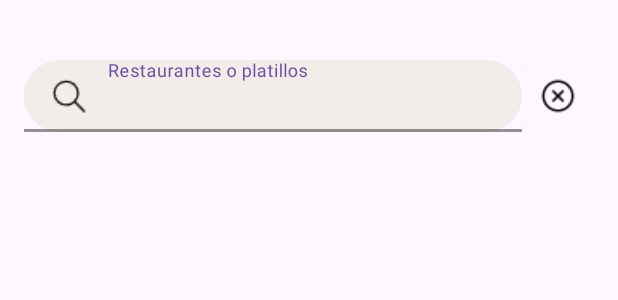
After one commit to Estefano2344/LasHuequitasApp, an Android app: the layout activity_search.xml on its own in the app's theme, with its tools: preview values and no code run, on a phone screen of 412 x 824 dp. The commit adds this screen. Shown: the top 300 px of the screen. Run offline under Robolectric (Android 15) with nearby library versions, the phone set to English and light mode, and no system bars.

Commit message:
create search

```diff
--- a/app/src/main/AndroidManifest.xml
+++ b/app/src/main/AndroidManifest.xml
@@ -12,7 +12,9 @@
         android:supportsRtl="true"
         android:theme="@style/Theme.LasHuequitasApp"
         tools:targetApi="31">
-
+        <activity
+            android:name=".SearchActivity"
+            android:exported="false" />
         <activity
             android:name=".HomeActivity"
             android:exported="true">
--- a/app/src/main/java/com/proano/estefano/lashuequitasapp/HomeActivity.kt
+++ b/app/src/main/java/com/proano/estefano/lashuequitasapp/HomeActivity.kt
@@ -1,5 +1,6 @@
 package com.proano.estefano.lashuequitasapp
 
+import android.content.Intent
 import android.os.Bundle
 import androidx.activity.enableEdgeToEdge
 import androidx.appcompat.app.AppCompatActivity
@@ -8,6 +9,8 @@ import androidx.core.view.WindowInsetsCompat
 import androidx.drawerlayout.widget.DrawerLayout
 import androidx.core.view.GravityCompat
 import android.widget.ImageView
+import com.google.android.material.textfield.TextInputEditText
+
 
 class HomeActivity : AppCompatActivity() {
     override fun onCreate(savedInstanceState: Bundle?) {
@@ -25,5 +28,8 @@ class HomeActivity : AppCompatActivity() {
         opciones.setOnClickListener {
             drawerLayout.openDrawer(GravityCompat.START)
         }
+        findViewById<TextInputEditText>(R.id.searchEditText).setOnClickListener {
+            startActivity(Intent(this, SearchActivity::class.java))
+        }
     }
 }
--- /dev/null
+++ b/app/src/main/java/com/proano/estefano/lashuequitasapp/SearchActivity.kt
@@ -0,0 +1,16 @@
+package com.proano.estefano.lashuequitasapp
+
+import android.os.Bundle
+import androidx.appcompat.app.AppCompatActivity
+import android.widget.ImageButton
+
+class SearchActivity : AppCompatActivity() {
+    override fun onCreate(savedInstanceState: Bundle?) {
+        super.onCreate(savedInstanceState)
+        setContentView(R.layout.activity_search)
+
+        findViewById<ImageButton>(R.id.btnBack).setOnClickListener {
+            finish()
+        }
+    }
+}
--- a/app/src/main/res/layout/activity_home.xml
+++ b/app/src/main/res/layout/activity_home.xml
@@ -68,13 +68,14 @@
             android:layout_marginTop="20dp"
             android:layout_marginStart="16dp"
             android:layout_marginEnd="16dp"
-
             app:boxBackgroundMode="filled"
             app:boxCornerRadiusTopStart="24dp"
             app:boxCornerRadiusTopEnd="24dp"
             app:boxCornerRadiusBottomStart="24dp"
             app:boxCornerRadiusBottomEnd="24dp"
             app:boxBackgroundColor="@color/fill_buttons"
+            app:boxStrokeColor="@android:color/transparent"
+            app:boxStrokeWidth="0dp"
             app:layout_constraintTop_toBottomOf="@id/topBar"
             app:layout_constraintStart_toStartOf="parent"
             app:layout_constraintEnd_toEndOf="parent">
--- /dev/null
+++ b/app/src/main/res/layout/activity_search.xml
@@ -0,0 +1,49 @@
+<?xml version="1.0" encoding="utf-8"?>
+<LinearLayout xmlns:android="http://schemas.android.com/apk/res/android"
+    xmlns:app="http://schemas.android.com/apk/res-auto"
+    android:layout_width="match_parent"
+    android:layout_height="match_parent"
+    android:orientation="vertical"
+    android:padding="16dp"
+    android:gravity="top|center_horizontal">
+
+    <LinearLayout
+        android:layout_width="match_parent"
+        android:layout_height="wrap_content"
+        android:orientation="horizontal"
+        android:gravity="center_vertical"
+        android:layout_marginTop="24dp">
+
+        <com.google.android.material.textfield.TextInputLayout
+            android:layout_width="0dp"
+            android:layout_height="wrap_content"
+            android:layout_weight="1"
+            app:boxBackgroundMode="filled"
+            app:boxCornerRadiusTopStart="24dp"
+            app:boxCornerRadiusTopEnd="24dp"
+            app:boxCornerRadiusBottomStart="24dp"
+            app:boxCornerRadiusBottomEnd="24dp"
+            app:boxStrokeColor="@android:color/transparent"
+            app:boxStrokeWidth="0dp"
+            app:boxBackgroundColor="@color/fill_buttons">
+
+            <com.google.android.material.textfield.TextInputEditText
+                android:id="@+id/searchEditText"
+                android:layout_width="match_parent"
+                android:layout_height="48dp"
+                android:drawableLeft="@drawable/search"
+                android:drawablePadding="12dp"
+                android:hint="@string/search_hint"
+                android:textColor="@android:color/white"
+                android:textColorHint="@android:color/white" />
+        </com.google.android.material.textfield.TextInputLayout>
+
+        <ImageButton
+            android:id="@+id/btnBack"
+            android:layout_width="48dp"
+            android:layout_height="48dp"
+            android:src="@drawable/close"
+            android:background="?attr/selectableItemBackgroundBorderless"
+            android:contentDescription="Volver"/>
+    </LinearLayout>
+</LinearLayout>
--- a/app/src/main/res/values/strings.xml
+++ b/app/src/main/res/values/strings.xml
@@ -20,7 +20,6 @@
     <string name="arabe">Árabe</string>
     <string name="registrarme">Registrarme</string>
     <string name="cerrar">Cerrar</string>
-
 
 
     <string name="Name_Home">LasHueQuitas</string>
@@ -47,4 +46,6 @@
     <string name="postear">Postear</string>
     <string name="favoritos">Favoritos</string>
     <string name="perfil">Perfil</string>
+
+    <string name="search_hint">Restaurantes o platillos</string>
 </resources>
```
Also changed, not shown: app/src/main/res/drawable/close.png (added).
